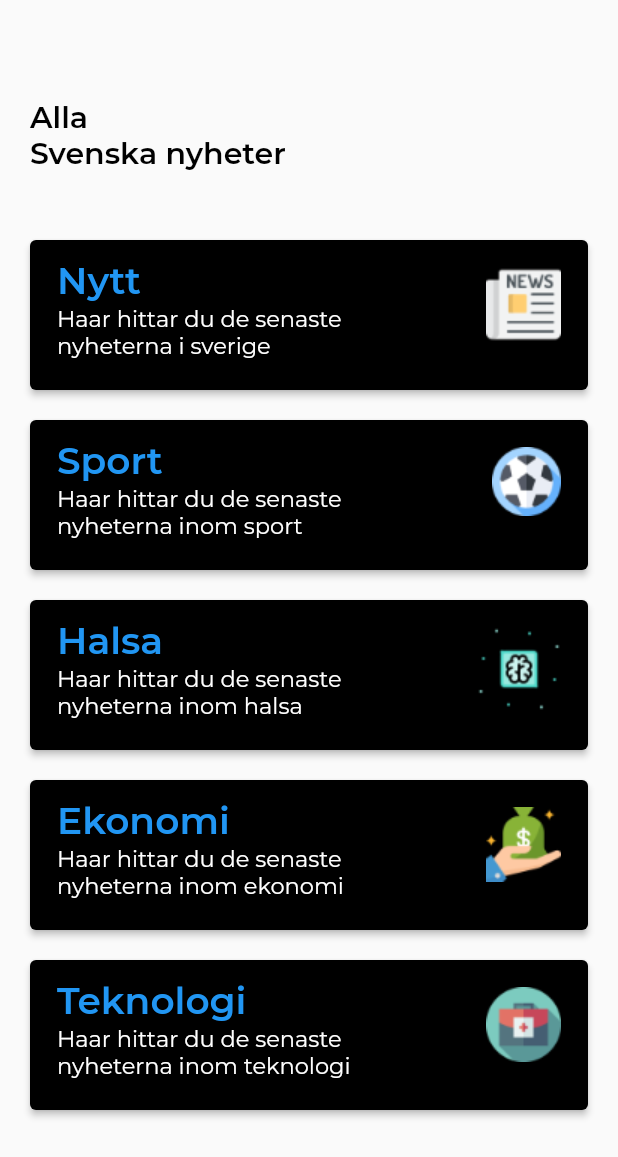
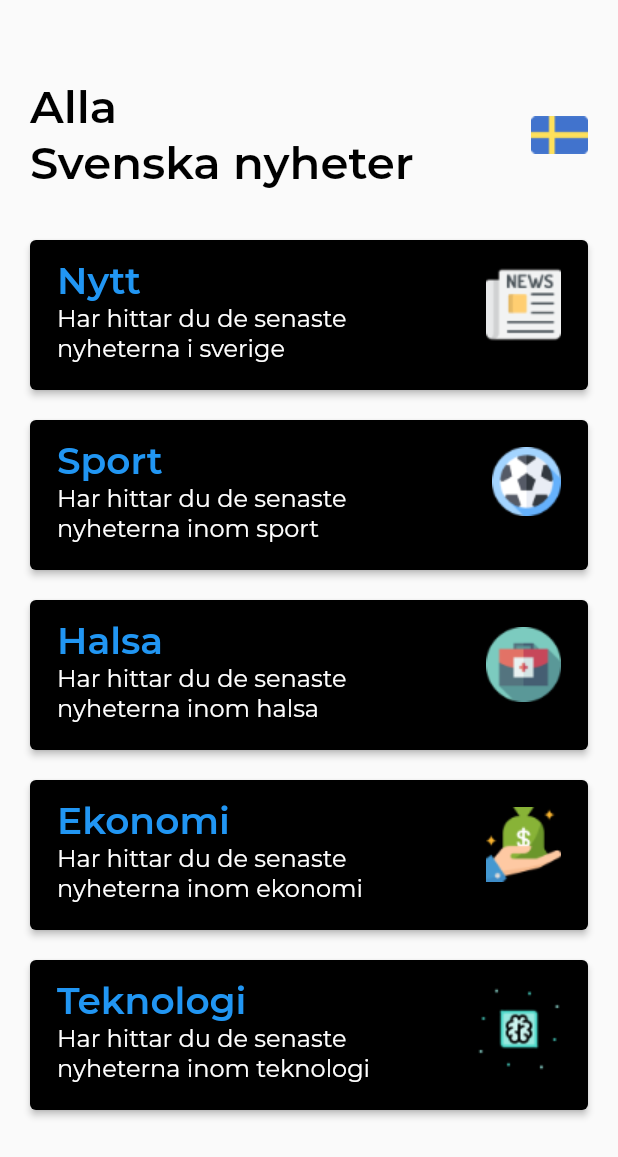
Before and after one commit to shahrukhktk/Kevin-Flutter-UI, a Flutter app: the screen it shows after launch, on a phone screen of 412 x 824 dp. Shown: the top 1157 px of the screen. Run offline on Flutter 3.47's test engine with Material 2 defaults, Android fonts, the phone set to English and light mode, and no system bars.

Commit message:
initial commit FIRST SCREEN COMPLETED SECOND SCREEN ...

```diff
--- a/lib/screens/screen_one.dart
+++ b/lib/screens/screen_one.dart
@@ -1,5 +1,6 @@
 import 'package:flutter/cupertino.dart';
 import 'package:flutter/material.dart';
+import 'package:kevinmulengoflutterapp/screens/screen_two.dart';
 
 class FirstScreen extends StatefulWidget {
   @override
@@ -13,18 +14,18 @@ class _FirstScreenState extends State<FirstScreen> {
     Widget Nytt(String listTitle, String subTitle)
     {
       return ListTile(
-//        onTap: ()
-//        {
-//          Navigator.push(context,
-//            MaterialPageRoute(builder: (context) => ProductDetailsScreen()),);
-//        },
+        onTap: ()
+        {
+          Navigator.push(context,
+            MaterialPageRoute(builder: (context) => SecondScreen()),);
+        },
         title: Text('$listTitle',
           style: TextStyle(
               fontSize: 25.0, fontWeight: FontWeight.w600, fontFamily: 'Monteserrat', color: Colors.blue, height: 1.5
           ),
         ),
         subtitle: Text('$subTitle', style: TextStyle(
-            fontFamily: 'Monteserrat' , color: Colors.white, fontSize: 15.0,
+            fontFamily: 'Monteserrat' , color: Colors.white, fontSize: 16.0,
         ),),
         trailing: Image(
           image: AssetImage('images/news.png'),
@@ -35,18 +36,18 @@ class _FirstScreenState extends State<FirstScreen> {
     Widget Sport(String listTitle, String subTitle)
     {
       return ListTile(
-//        onTap: ()
-//        {
-//          Navigator.push(context,
-//            MaterialPageRoute(builder: (context) => ProductDetailsScreen()),);
-//        },
+       onTap: ()
+        {
+          Navigator.push(context,
+            MaterialPageRoute(builder: (context) => SecondScreen()),);
+        },
           title: Text('$listTitle',
             style: TextStyle(
                 fontSize: 25.0, fontWeight: FontWeight.w600, fontFamily: 'Monteserrat', color: Colors.blue, height: 1.5
             ),
           ),
           subtitle: Text('$subTitle', style: TextStyle(
-            fontFamily: 'Monteserrat' , color: Colors.white, fontSize: 15.0,
+            fontFamily: 'Monteserrat' , color: Colors.white, fontSize: 16.0,
           ),),
           trailing: Image(
             image: AssetImage('images/soccerball.png'),
@@ -57,21 +58,21 @@ class _FirstScreenState extends State<FirstScreen> {
     Widget Halsa(String listTitle, String subTitle)
     {
       return ListTile(
-//        onTap: ()
-//        {
-//          Navigator.push(context,
-//            MaterialPageRoute(builder: (context) => ProductDetailsScreen()),);
-//        },
+          onTap: ()
+          {
+            Navigator.push(context,
+              MaterialPageRoute(builder: (context) => SecondScreen()),);
+          },
           title: Text('$listTitle',
             style: TextStyle(
                 fontSize: 25.0, fontWeight: FontWeight.w600, fontFamily: 'Monteserrat', color: Colors.blue, height: 1.5
             ),
           ),
           subtitle: Text('$subTitle', style: TextStyle(
-            fontFamily: 'Monteserrat' , color: Colors.white, fontSize: 15.0,
+            fontFamily: 'Monteserrat' , color: Colors.white, fontSize: 16.0,
           ),),
           trailing: Image(
-            image: AssetImage('images/brain.png'),
+            image: AssetImage('images/doctor.png'),
           )
       );
     }
@@ -79,18 +80,18 @@ class _FirstScreenState extends State<FirstScreen> {
     Widget Ekonomi(String listTitle, String subTitle)
     {
       return ListTile(
-//        onTap: ()
-//        {
-//          Navigator.push(context,
-//            MaterialPageRoute(builder: (context) => ProductDetailsScreen()),);
-//        },
+          onTap: ()
+          {
+            Navigator.push(context,
+              MaterialPageRoute(builder: (context) => SecondScreen()),);
+          },
           title: Text('$listTitle',
             style: TextStyle(
                 fontSize: 25.0, fontWeight: FontWeight.w600, fontFamily: 'Monteserrat', color: Colors.blue, height: 1.5
             ),
           ),
           subtitle: Text('$subTitle', style: TextStyle(
-            fontFamily: 'Monteserrat' , color: Colors.white, fontSize: 15.0,
+            fontFamily: 'Monteserrat' , color: Colors.white, fontSize: 16.0,
           ),),
           trailing: Image(
             image: AssetImage('images/money.png'),
@@ -101,21 +102,21 @@ class _FirstScreenState extends State<FirstScreen> {
     Widget Teknologi(String listTitle, String subTitle)
     {
       return ListTile(
-//        onTap: ()
-//        {
-//          Navigator.push(context,
-//            MaterialPageRoute(builder: (context) => ProductDetailsScreen()),);
-//        },
+          onTap: ()
+          {
+            Navigator.push(context,
+              MaterialPageRoute(builder: (context) => SecondScreen()),);
+          },
           title: Text('$listTitle',
             style: TextStyle(
                 fontSize: 25.0, fontWeight: FontWeight.w600, fontFamily: 'Monteserrat', color: Colors.blue, height: 1.5
             ),
           ),
           subtitle: Text('$subTitle', style: TextStyle(
-            fontFamily: 'Monteserrat' , color: Colors.white, fontSize: 15.0,
+            fontFamily: 'Monteserrat' , color: Colors.white, fontSize: 16.0,
           ),),
           trailing: Image(
-            image: AssetImage('images/doctor.png'),
+            image: AssetImage('images/brain.png'),
           )
       );
     }
@@ -129,12 +130,14 @@ class _FirstScreenState extends State<FirstScreen> {
             height: 100,
             padding: EdgeInsets.all(10),
             child: Row(
+              mainAxisAlignment: MainAxisAlignment.spaceBetween,
               children: <Widget>[
                 Text('Alla\nSvenska nyheter',
                   style: TextStyle(
-                    fontSize: 20.0, color: Colors.black, fontWeight: FontWeight.w600, fontFamily: 'Monteserrat',
+                    fontSize: 30.0, color: Colors.black, fontWeight: FontWeight.w600, fontFamily: 'Monteserrat',
                   ),
                 ),
+                Image(image: AssetImage('images/flag.png',), height: 25,),
               ],
             ),
           ),
@@ -147,7 +150,7 @@ class _FirstScreenState extends State<FirstScreen> {
               child: Container(
                 padding: EdgeInsets.all(2),
                 height: 100,
-                child: Nytt('Nytt', 'Haar hittar du de senaste \nnyheterna i sverige'),
+                child: Nytt('Nytt', 'Har hittar du de senaste \nnyheterna i sverige'),
               ),
             ),
           ),
@@ -159,7 +162,7 @@ class _FirstScreenState extends State<FirstScreen> {
               child: Container(
                 padding: EdgeInsets.all(2),
                 height: 100,
-                child: Sport('Sport', 'Haar hittar du de senaste \nnyheterna inom sport'),
+                child: Sport('Sport', 'Har hittar du de senaste \nnyheterna inom sport'),
               ),
             ),
           ),
@@ -171,7 +174,7 @@ class _FirstScreenState extends State<FirstScreen> {
               child: Container(
                 padding: EdgeInsets.all(2),
                 height: 100,
-                child: Halsa('Halsa', 'Haar hittar du de senaste \nnyheterna inom halsa'),
+                child: Halsa('Halsa', 'Har hittar du de senaste \nnyheterna inom halsa'),
               ),
             ),
           ),
@@ -183,7 +186,7 @@ class _FirstScreenState extends State<FirstScreen> {
               child: Container(
                 padding: EdgeInsets.all(2),
                 height: 100,
-                child: Ekonomi('Ekonomi', 'Haar hittar du de senaste \nnyheterna inom ekonomi'),
+                child: Ekonomi('Ekonomi', 'Har hittar du de senaste \nnyheterna inom ekonomi'),
               ),
             ),
           ),
@@ -195,7 +198,7 @@ class _FirstScreenState extends State<FirstScreen> {
               child: Container(
                 padding: EdgeInsets.all(2),
                 height: 100,
-                child: Teknologi('Teknologi', 'Haar hittar du de senaste \nnyheterna inom teknologi'),
+                child: Teknologi('Teknologi', 'Har hittar du de senaste \nnyheterna inom teknologi'),
               ),
             ),
           ),
--- a/pubspec.yaml
+++ b/pubspec.yaml
@@ -49,6 +49,8 @@ flutter:
     - images/money.png
     - images/news.png
     - images/soccerball.png
+    - images/background.png
+    - images/profileimage.png
 
   # An image asset can refer to one or more resolution-specific "variants", see
   # https://flutter.dev/assets-and-images/#resolution-aware.
```
Also changed, not shown: lib/screens/screen_two.dart (added, +68 -0 lines), images/background.png (added), images/link.png, images/profileimage.png (added).
